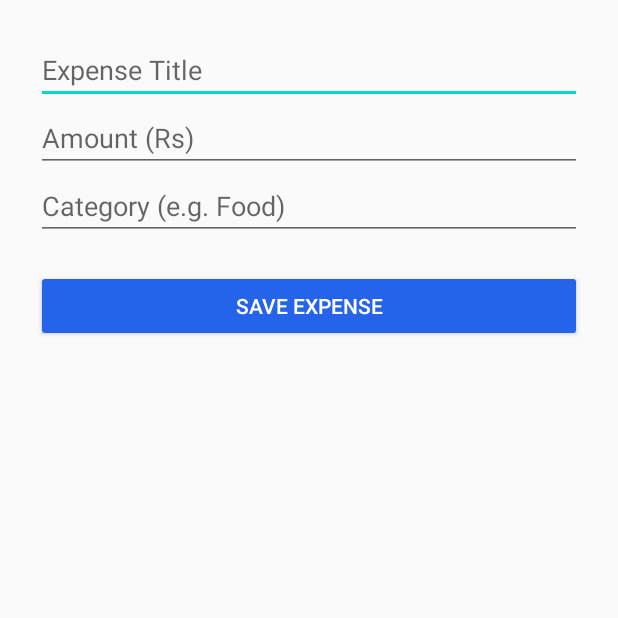
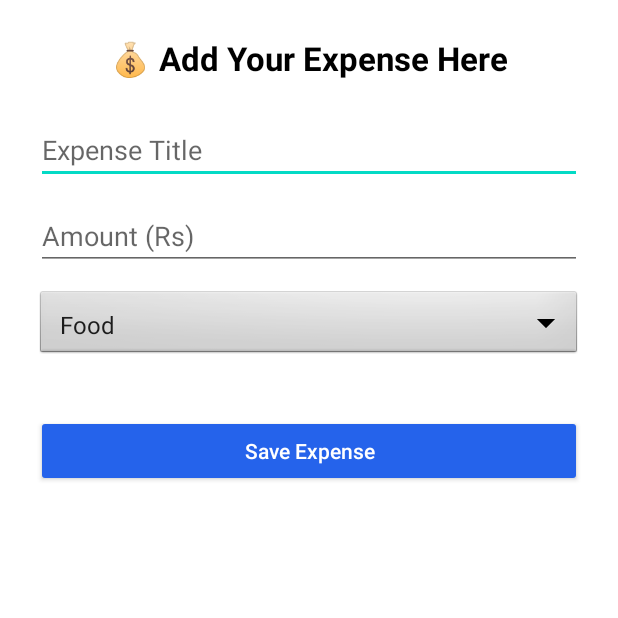
Before and after one commit to haidercentegy/ExpenseTrackerApp, an Android app built with Jetpack Compose: the AddExpenseActivity screen opened directly, with no data from a screen before it, on a phone screen of 412 x 824 dp, the top half of it. Run offline under Robolectric (Android 15) with nearby library versions, the phone set to English and light mode, and no system bars.

Commit message:
Added category dropdown and improved Add Expense UI

```diff
--- a/app/src/main/java/com/example/expensetracker/AddExpenseActivity.java
+++ b/app/src/main/java/com/example/expensetracker/AddExpenseActivity.java
@@ -6,13 +6,17 @@ import android.widget.EditText;
 import android.widget.Toast;
 import androidx.appcompat.app.AppCompatActivity;
 import android.content.Intent;
+import android.widget.Spinner;
+import android.widget.ArrayAdapter;
+
 import java.text.SimpleDateFormat;
 import java.util.Date;
 import java.util.Locale;
 
 public class AddExpenseActivity extends AppCompatActivity {
 
-    EditText etTitle, etAmount, etCategory;
+    EditText etTitle, etAmount;
+    Spinner spinnerCategory;
     Button btnSave;
     DatabaseHelper dbHelper;
     int expenseId = -1; // Track edit mode
@@ -24,10 +28,32 @@ public class AddExpenseActivity extends AppCompatActivity {
 
         etTitle = findViewById(R.id.etTitle);
         etAmount = findViewById(R.id.etAmount);
-        etCategory = findViewById(R.id.etCategory);
+        spinnerCategory = findViewById(R.id.spinnerCategory);
         btnSave = findViewById(R.id.btnSave);
 
         dbHelper = new DatabaseHelper(this);
+
+        // ✅ Setup predefined categories
+        String[] categories = {
+                "Food",
+                "Travel",
+                "Education",
+                "Bills & Utilities",
+                "Health & Fitness",
+                "Entertainment",
+                "Shopping",
+                "Rent",
+                "Groceries",
+                "Other"
+        };
+
+        ArrayAdapter<String> adapter = new ArrayAdapter<>(
+                this,
+                android.R.layout.simple_spinner_item,
+                categories
+        );
+        adapter.setDropDownViewResource(android.R.layout.simple_spinner_dropdown_item);
+        spinnerCategory.setAdapter(adapter);
 
         // ✅ Check if this is Edit Mode
         Intent intent = getIntent();
@@ -37,15 +63,21 @@ public class AddExpenseActivity extends AppCompatActivity {
             // Prefill fields for edit
             etTitle.setText(intent.getStringExtra("title"));
             etAmount.setText(String.valueOf(intent.getDoubleExtra("amount", 0)));
-            etCategory.setText(intent.getStringExtra("category"));
+
+            // Set selected category in spinner
+            String currentCategory = intent.getStringExtra("category");
+            if (currentCategory != null) {
+                int spinnerPosition = adapter.getPosition(currentCategory);
+                if (spinnerPosition >= 0) spinnerCategory.setSelection(spinnerPosition);
+            }
         }
 
         btnSave.setOnClickListener(v -> {
             String title = etTitle.getText().toString().trim().replaceAll("\\s+", " ");
             String amountStr = etAmount.getText().toString().trim();
-            String category = etCategory.getText().toString().trim().replaceAll("\\s+", " ");
+            String category = spinnerCategory.getSelectedItem().toString(); // ✅ get from spinner
 
-            if (title.isEmpty() || amountStr.isEmpty() || category.isEmpty()) {
+            if (title.isEmpty() || amountStr.isEmpty()) {
                 Toast.makeText(this, "Please fill all fields", Toast.LENGTH_SHORT).show();
                 return;
             }
--- a/app/src/main/res/layout/activity_add_expense.xml
+++ b/app/src/main/res/layout/activity_add_expense.xml
@@ -3,7 +3,20 @@
     android:orientation="vertical"
     android:padding="24dp"
     android:layout_width="match_parent"
-    android:layout_height="match_parent">
+    android:layout_height="match_parent"
+    android:background="@color/white"
+    android:gravity="center_horizontal">
+
+    <!-- Heading -->
+    <TextView
+        android:id="@+id/tvHeading"
+        android:layout_width="wrap_content"
+        android:layout_height="wrap_content"
+        android:text="💰 Add Your Expense Here"
+        android:textColor="@color/black"
+        android:textSize="22sp"
+        android:textStyle="bold"
+        android:layout_marginBottom="24dp" />
 
     <!-- Expense Title -->
     <EditText
@@ -13,7 +26,8 @@
         android:layout_height="wrap_content"
         android:singleLine="true"
         android:imeOptions="actionDone"
-        android:inputType="textPersonName" />
+        android:inputType="textPersonName"
+        android:layout_marginBottom="12dp" />
 
     <!-- Amount -->
     <EditText
@@ -21,17 +35,18 @@
         android:hint="Amount (Rs)"
         android:inputType="numberDecimal"
         android:layout_width="match_parent"
-        android:layout_height="wrap_content" />
+        android:layout_height="wrap_content"
+        android:layout_marginBottom="12dp" />
 
-    <!-- Category -->
-    <EditText
-        android:id="@+id/etCategory"
-        android:hint="Category (e.g. Food)"
+    <!-- Category Spinner -->
+    <Spinner
+        android:id="@+id/spinnerCategory"
         android:layout_width="match_parent"
         android:layout_height="wrap_content"
-        android:singleLine="true"
-        android:imeOptions="actionDone"
-        android:inputType="textPersonName" />
+        android:layout_marginBottom="16dp"
+        android:spinnerMode="dropdown"
+        android:background="@android:drawable/btn_dropdown"
+        android:padding="8dp" />
 
     <!-- Save Button -->
     <Button
@@ -41,5 +56,6 @@
         android:backgroundTint="#2563EB"
         android:textColor="#FFFFFF"
         android:layout_width="match_parent"
-        android:layout_height="wrap_content" />
+        android:layout_height="wrap_content"
+        android:textAllCaps="false" />
 </LinearLayout>
```
